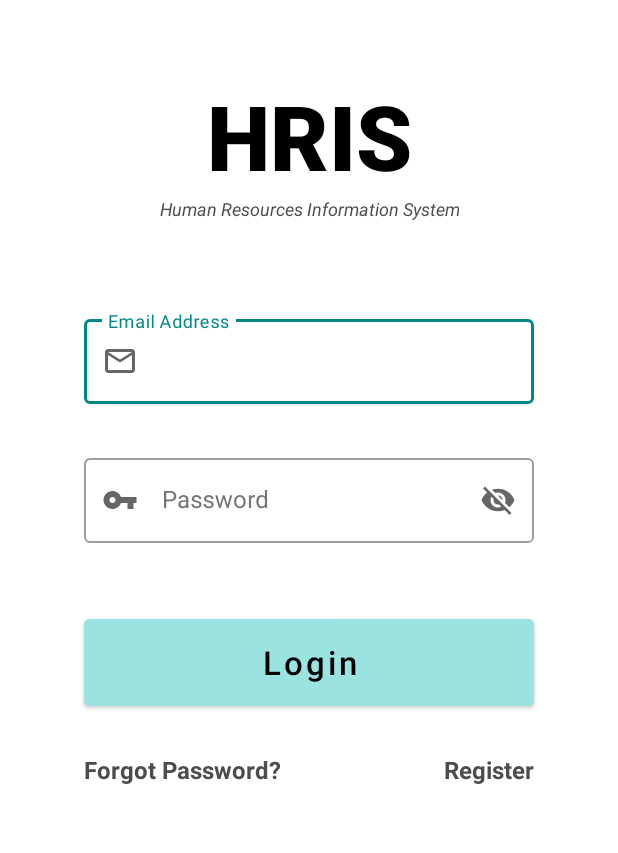
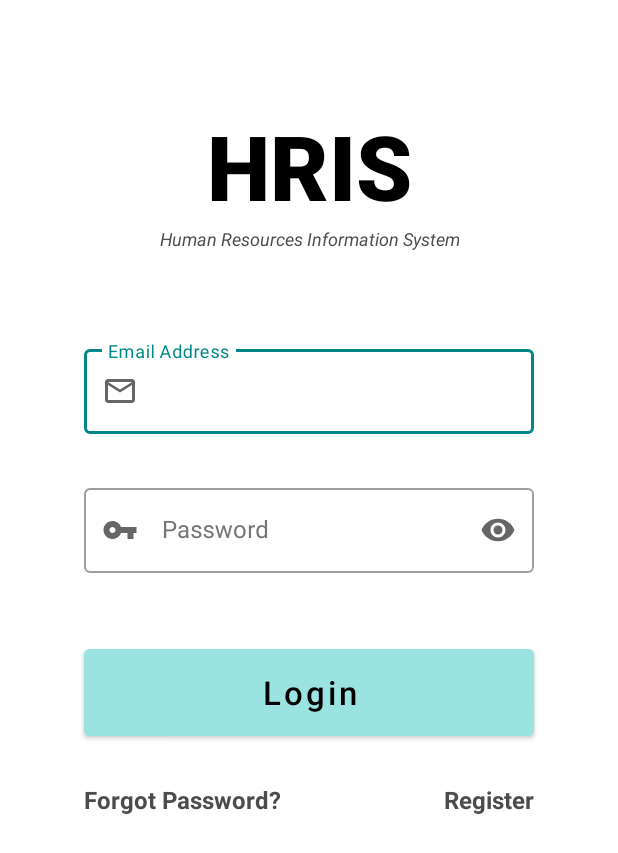
Before and after one commit to emmGuides/HRIS, an Android app: the screen it shows after launch (LogIn), on a phone screen of 412 x 824 dp. Shown: the top 853 px of the screen. Run offline under Robolectric (Android 15) with nearby library versions, the phone set to English and light mode, and no system bars; our stand-ins replace Firebase (no records; nobody signed in at launch, a user with empty details on screens opened directly).

Commit message:
log in fields okay

```diff
--- a/app/src/main/res/layout/activity_login.xml
+++ b/app/src/main/res/layout/activity_login.xml
@@ -37,7 +37,7 @@
         app:layout_constraintTop_toTopOf="parent"
         app:layout_constraintRight_toRightOf="parent"
         app:layout_constraintLeft_toLeftOf="parent"
-        android:layout_marginTop="50dp"
+        android:layout_marginTop="70dp"
         tools:ignore="HardcodedText" />
 
     <TextView
@@ -61,7 +61,6 @@
         android:layout_marginTop="60dp"
         android:ems="10"
         android:hint="Email Address"
-        android:inputType="textEmailAddress"
         android:minHeight="48dp"
         android:textColorHint="#757575"
         android:textSize="18sp"
@@ -78,9 +77,9 @@
 
         <com.google.android.material.textfield.TextInputEditText
             android:id="@+id/email"
+            android:inputType="textEmailAddress"
             android:layout_width="match_parent"
             android:layout_height="wrap_content"
-            android:maxHeight="100sp"
             />
 
     </com.google.android.material.textfield.TextInputLayout>
@@ -93,7 +92,6 @@
         android:layout_marginTop="10dp"
         android:ems="10"
         android:hint="Password"
-        android:inputType="textPassword"
         android:minHeight="48dp"
         android:textColorHint="#757575"
         android:textSize="18sp"
@@ -110,9 +108,9 @@
 
         <com.google.android.material.textfield.TextInputEditText
             android:id="@+id/password"
+            android:inputType="textPassword"
             android:layout_width="match_parent"
             android:layout_height="wrap_content"
-            android:maxHeight="100sp"
             />
 
     </com.google.android.material.textfield.TextInputLayout>
```
Also changed, not shown: app/src/main/java/com/example/hris/LogIn.java (+1 -30 lines).
